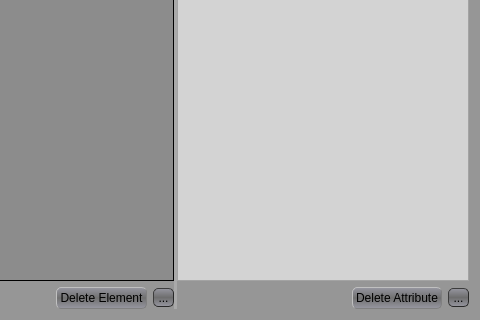
The window that GCXMLGenerator/forms/gcdestructiveeditdialog.ui (goblincoding/xmlmill) describes before a commit, drawn with Qt 5; both pictures show x 129 to 609 and y 125 to 445 of the 609 by 445 pixel window.
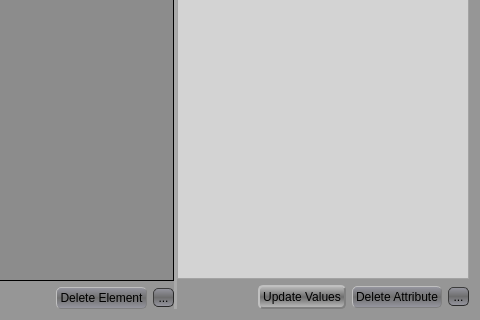
The same window after the commit. Icons and pictures are not drawn.

Commit message: Implemented "deleteElement" for the destructive edit dialog.

The edit to the form file:
```diff
--- a/GCXMLGenerator/forms/gcdestructiveeditdialog.ui
+++ b/GCXMLGenerator/forms/gcdestructiveeditdialog.ui
@@ -47,6 +47,13 @@
   border-style: inset;
 }
 
+QPushButton:default 
+{
+  border-color: gray;
+  border-width: 2px;   
+  background-color: qlineargradient(spread:reflect, x1:0.5, y1:0.5, x2:0.5, y2:1, stop:0 rgba(110, 110, 110, 255), stop:1 rgba(190, 190, 190, 255));
+}
+
 QToolButton
 {
   background-color: qlineargradient(spread:reflect, x1:0.5, y1:0.5, x2:0.5, y2:1, stop:0 rgba(110, 110, 110, 255), stop:1 rgba(150, 150, 160, 255));
@@ -480,6 +487,16 @@
            </property>
           </spacer>
          </item>
+         <item>
+          <widget class="QPushButton" name="updateValuesButton">
+           <property name="text">
+            <string>Update Values</string>
+           </property>
+           <property name="default">
+            <bool>true</bool>
+           </property>
+          </widget>
+         </item>
          <item>
           <widget class="QPushButton" name="deleteAttributeButton">
            <property name="text">
```
Left out of the diff: 2 changed lines with no effect on the pictures. The commit also changes 2 other files.
